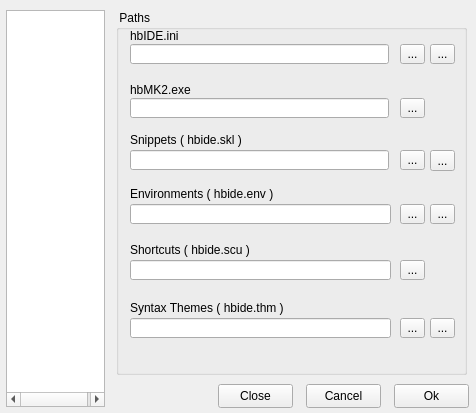
Before: the Qt Designer form harbour/contrib/hbide/setup.ui in harbour/core, drawn with Qt 5.
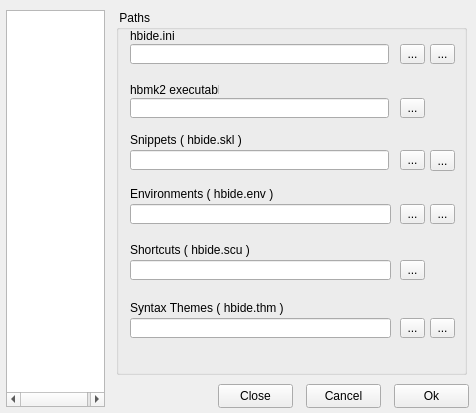
After: the same form once the commit is applied. The open tabs and pages were chosen to show the change.

Patch:
```diff
--- a/harbour/contrib/hbide/setup.ui
+++ b/harbour/contrib/hbide/setup.ui
@@ -832,7 +832,7 @@
        </rect>
       </property>
       <property name="text">
-       <string>hbMK2.exe</string>
+       <string>hbmk2 executable</string>
       </property>
      </widget>
      <widget class="QLineEdit" name="editPathHbmk2">
@@ -901,7 +901,7 @@
        </rect>
       </property>
       <property name="text">
-       <string>hbIDE.ini</string>
+       <string>hbide.ini</string>
       </property>
      </widget>
      <widget class="QLineEdit" name="editPathIni">
```
